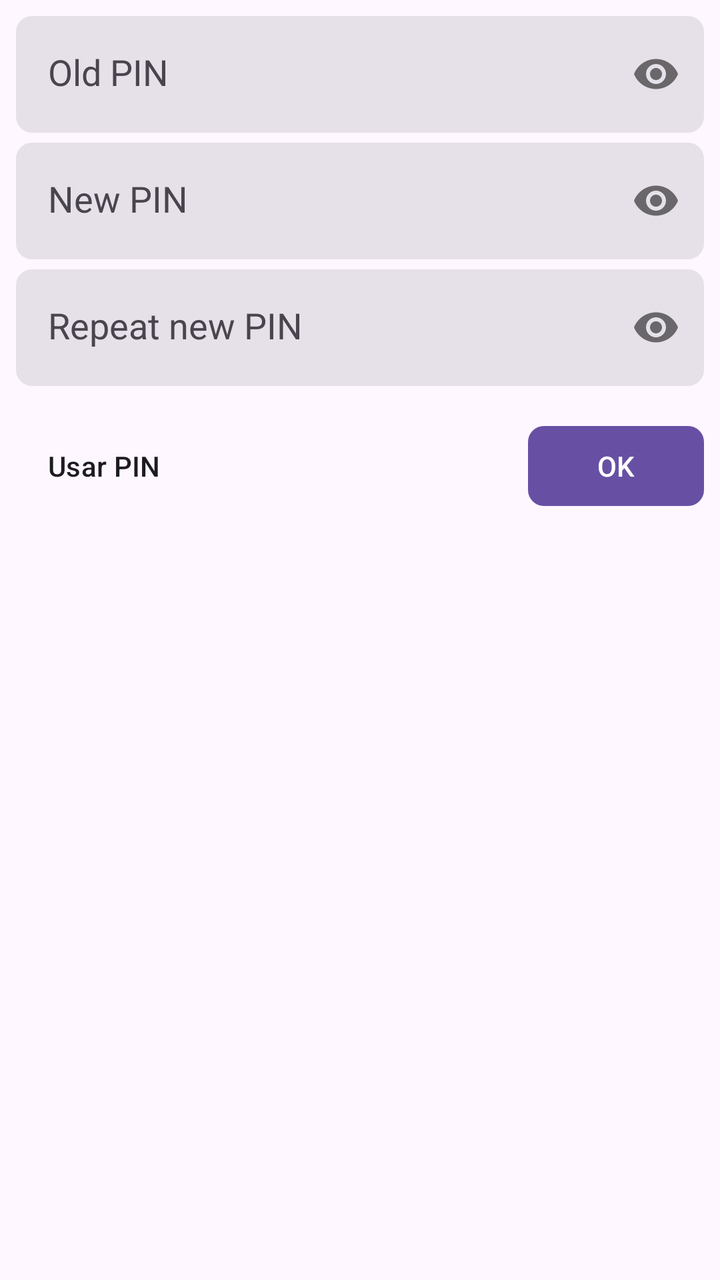
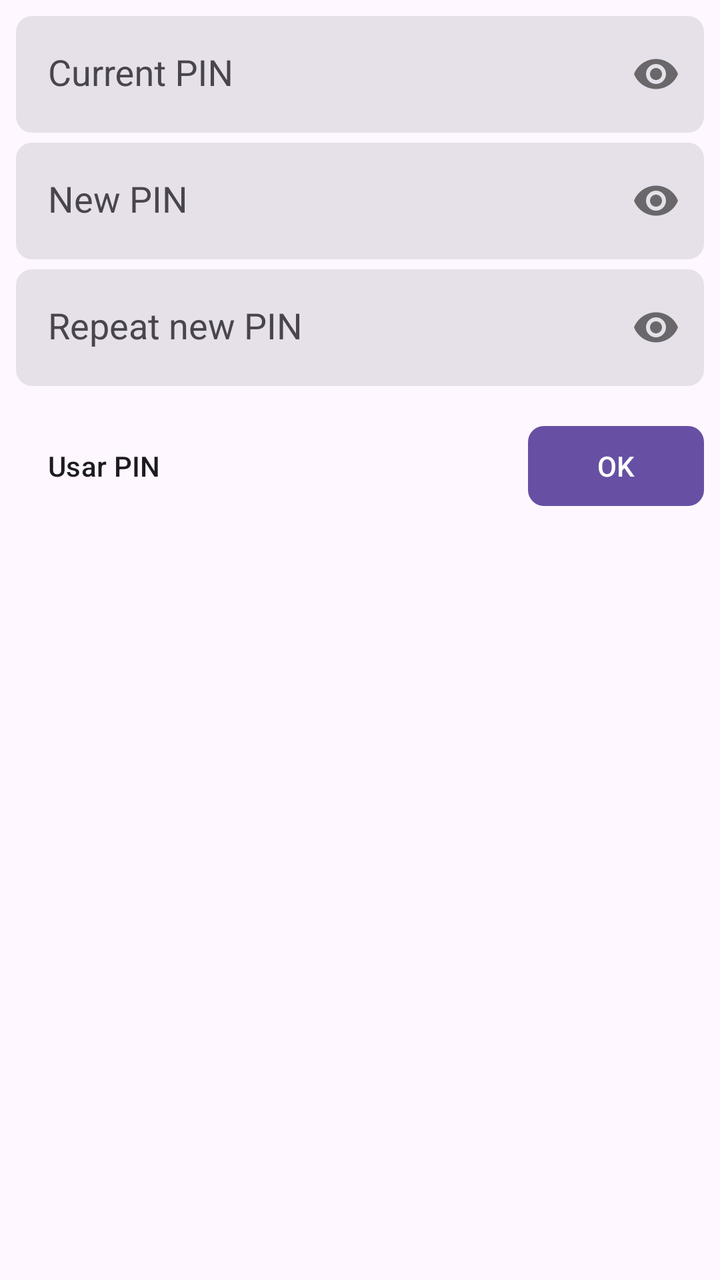

The first picture is an Android layout as it rendered before a commit; the second is the same layout after the commit. The layout source and the unified diff follow.
<!-- AndroidManifest.xml: application theme Theme.STK -->
<!-- res/layout/change_sim_card_pin_layout.xml -->
<?xml version="1.0" encoding="utf-8"?>
<layout>

    <androidx.core.widget.NestedScrollView
        xmlns:android="http://schemas.android.com/apk/res/android"
        xmlns:app="http://schemas.android.com/apk/res-auto"
        android:layout_width="match_parent"
        android:layout_height="match_parent">

        <LinearLayout
            android:layout_width="match_parent"
            android:layout_height="match_parent"
            android:orientation="vertical"
            android:padding="8dp">

            <com.google.android.material.textfield.TextInputLayout
                android:id="@+id/current_access_code_inputText"
                style="?textInputFilledStyle"
                android:layout_width="match_parent"
                android:layout_height="wrap_content"
                android:layout_marginBottom="5dp"
                app:boxCornerRadiusBottomEnd="8dp"
                app:boxCornerRadiusBottomStart="8dp"
                app:boxCornerRadiusTopEnd="8dp"
                app:boxCornerRadiusTopStart="8dp"
                app:boxStrokeWidth="0dp"
                app:boxStrokeWidthFocused="0dp"
                app:passwordToggleEnabled="true">

                <com.google.android.material.textfield.TextInputEditText
                    android:layout_width="match_parent"
                    android:layout_height="wrap_content"
                    android:hint="@string/transfer_key_change_dialog_old_key_hint"
                    android:inputType="numberPassword"
                    android:maxLength="8"
                    android:maxLines="1"
                    android:textAppearance="?android:attr/textAppearanceMedium" />
            </com.google.android.material.textfield.TextInputLayout>

            <com.google.android.material.textfield.TextInputLayout
                android:id="@+id/new_pin_inputText"
                style="?textInputFilledStyle"
                android:layout_width="match_parent"
                android:layout_height="wrap_content"
                android:layout_marginBottom="5dp"
                app:boxCornerRadiusBottomEnd="8dp"
                app:boxCornerRadiusBottomStart="8dp"
                app:boxCornerRadiusTopEnd="8dp"
                app:boxCornerRadiusTopStart="8dp"
                app:boxStrokeWidth="0dp"
                app:boxStrokeWidthFocused="0dp"
                app:passwordToggleEnabled="true">

                <com.google.android.material.textfield.TextInputEditText
                    android:layout_width="match_parent"
                    android:layout_height="wrap_content"
                    android:hint="@string/transfer_key_change_dialog_new_key_hint"
                    android:inputType="numberPassword"
                    android:maxLength="8"
                    android:maxLines="1"
                    android:textAppearance="?android:attr/textAppearanceMedium" />
            </com.google.android.material.textfield.TextInputLayout>

            <com.google.android.material.textfield.TextInputLayout
                android:id="@+id/new_pin_repetition_inputText"
                style="?textInputFilledStyle"
                android:layout_width="match_parent"
                android:layout_height="wrap_content"
                android:layout_marginBottom="16dp"
                app:boxCornerRadiusBottomEnd="8dp"
                app:boxCornerRadiusBottomStart="8dp"
                app:boxCornerRadiusTopEnd="8dp"
                app:boxCornerRadiusTopStart="8dp"
                app:boxStrokeWidth="0dp"
                app:boxStrokeWidthFocused="0dp"
                app:passwordToggleEnabled="true">

                <com.google.android.material.textfield.TextInputEditText
                    android:layout_width="match_parent"
                    android:layout_height="wrap_content"
                    android:hint="@string/repeat_new_pin_hint"
                    android:inputType="numberPassword"
                    android:maxLength="8"
                    android:maxLines="1"
                    android:textAppearance="?android:attr/textAppearanceMedium" />
            </com.google.android.material.textfield.TextInputLayout>

            <RelativeLayout
                android:layout_width="match_parent"
                android:layout_height="wrap_content">

                <ToggleButton
                    android:id="@+id/sim_card_pin_change_toggle_pin_puk"
                    style="@style/Widget.Material3.Button.TextButton"
                    android:layout_width="wrap_content"
                    android:layout_height="wrap_content"
                    android:layout_alignParentStart="true"
                    android:textColor="?attr/colorOnSurface"
                    android:textOff="Usar PIN"
                    android:textOn="Usar PUK" />

                <com.google.android.material.button.MaterialButton
                    android:id="@+id/sim_card_pin_change_ok_button"
                    style="@style/Widget.Material3.Button"
                    android:layout_width="wrap_content"
                    android:layout_height="wrap_content"
                    android:layout_alignParentEnd="true"
                    android:text="@android:string/ok"
                    app:cornerRadius="8dp" />
            </RelativeLayout>
        </LinearLayout>
    </androidx.core.widget.NestedScrollView>
</layout>
<!-- resources referenced by this layout -->
<resources>
  <string name="repeat_new_pin_hint">Repeat new PIN</string>
  <string name="transfer_key_change_dialog_new_key_hint">New PIN</string>
  <string name="transfer_key_change_dialog_old_key_hint">Old PIN</string>
  <style name="Theme.STK" parent="Theme.Material3.DayNight.NoActionBar">
          <item name="android:windowDisablePreview">true</item>
          <item name="android:statusBarColor">?android:colorBackground</item>
          <item name="android:windowLightStatusBar" tools:targetApi="23">true</item>
      </style>
</resources>

<!-- the commit's change to res/layout/change_sim_card_pin_layout.xml (unified diff, before → after) -->
@@ -30,7 +30,7 @@
                 <com.google.android.material.textfield.TextInputEditText
                     android:layout_width="match_parent"
                     android:layout_height="wrap_content"
-                    android:hint="@string/transfer_key_change_dialog_old_key_hint"
+                    android:hint="@string/current_pin_hint"
                     android:inputType="numberPassword"
                     android:maxLength="8"
                     android:maxLines="1"
<!-- resource entries referenced after the edit -->
@@ -1,8 +1,8 @@
 <!-- resources referenced by this layout -->
 <resources>
+  <string name="current_pin_hint">Current PIN</string>
   <string name="repeat_new_pin_hint">Repeat new PIN</string>
   <string name="transfer_key_change_dialog_new_key_hint">New PIN</string>
-  <string name="transfer_key_change_dialog_old_key_hint">Old PIN</string>
   <style name="Theme.STK" parent="Theme.Material3.DayNight.NoActionBar">
           <item name="android:windowDisablePreview">true</item>
           <item name="android:statusBarColor">?android:colorBackground</item>
